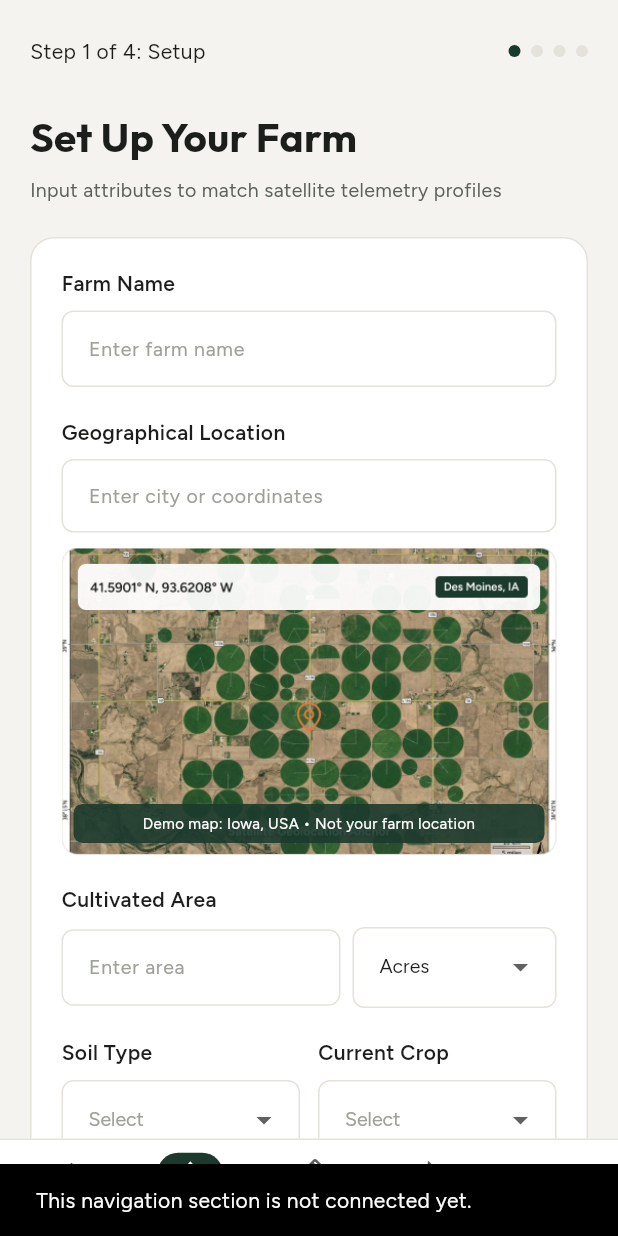
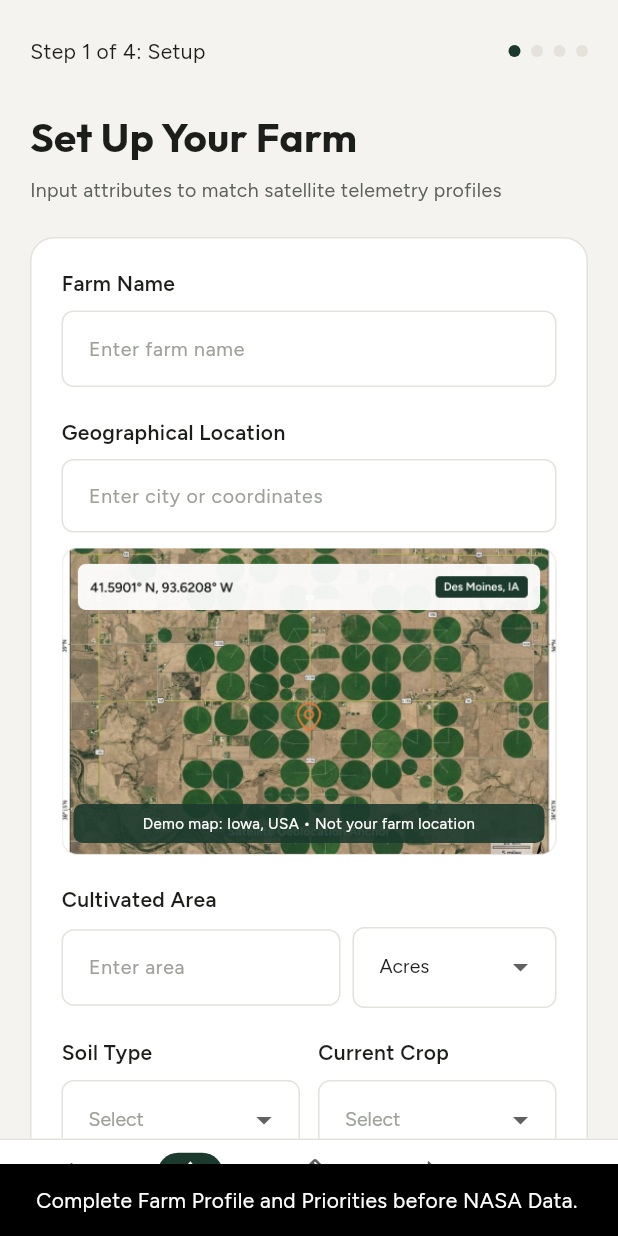
Before and after one commit to aliaaAbdelwhab-coder/Adapting-Farms-with-NASA-Data, a Flutter app: the FarmSetupScreen screen opened by its route, item 3 of the bottom bar chosen, on a phone screen of 412 x 824 dp. Run offline on Flutter 3.47's test engine with Material 3 defaults, Android fonts, the phone set to English and light mode, and no system bars; our stand-ins replace dio, google_fonts; accounts and stored records are empty.

Commit message:
feat: integrate navigation and preserve farm session data

```diff
--- /dev/null
+++ b/frontend/lib/core/routing/app_navigation.dart
@@ -0,0 +1,70 @@
+import 'package:flutter/material.dart';
+
+import '../state/fieldshift_session.dart';
+import '../widgets/app_sidebar.dart';
+import 'app_router.dart';
+
+/// Navigation shared by AppShell, Rotation, What-If and Results Summary.
+/// Uses the latest in-memory farm inputs; blocks data-dependent screens when
+/// no completed farm setup is available instead of inventing context.
+class AppNavigation {
+  AppNavigation._();
+
+  static void go(BuildContext context, AppSidebarSection section) {
+    final session = FieldShiftSession.instance;
+    final navigator = Navigator.of(context);
+    switch (section) {
+      case AppSidebarSection.dashboard:
+        navigator.pushNamed(AppRouter.welcome);
+        return;
+      case AppSidebarSection.myFarm:
+        session.requestEdit();
+        navigator.pushNamed(AppRouter.farmSetup);
+        return;
+      case AppSidebarSection.nasaData:
+        if (session.farmProfile == null || session.farmPriorities == null) {
+          _notice(
+            context,
+            'Complete Farm Profile and Priorities before NASA Data.',
+          );
+          return;
+        }
+        navigator.pushNamed(
+          AppRouter.environment,
+          arguments: {
+            'farmProfile': session.farmProfile!,
+            'farmPriorities': session.farmPriorities!,
+          },
+        );
+        return;
+      case AppSidebarSection.rotationExplorer:
+        navigator.pushNamed(
+          AppRouter.rotationStrategy,
+          arguments: {
+            'farmProfile': session.farmProfile,
+            'farmPriorities': session.farmPriorities,
+          },
+        );
+        return;
+      case AppSidebarSection.whatIf:
+        navigator.pushNamed(
+          AppRouter.whatIf,
+          arguments: {
+            'farmProfile': session.farmProfile,
+            'farmPriorities': session.farmPriorities,
+            'scenario': session.scenario,
+          },
+        );
+        return;
+      case AppSidebarSection.savedScenarios:
+        _notice(context, 'No saved scenarios yet. Saving is not connected.');
+        return;
+    }
+  }
+
+  static void _notice(BuildContext context, String message) {
+    ScaffoldMessenger.of(context)
+      ..hideCurrentSnackBar()
+      ..showSnackBar(SnackBar(content: Text(message)));
+  }
+}
--- a/frontend/lib/core/routing/app_router.dart
+++ b/frontend/lib/core/routing/app_router.dart
@@ -1,4 +1,6 @@
 import 'package:flutter/material.dart';
+
+import '../state/fieldshift_session.dart';
 
 import '../../features/enviroment/presentation/screens/environment_screen.dart'
     show EnvironmentScreen;
@@ -12,6 +14,7 @@ import '../../features/what_if/presentation/screens/what_if_screen.dart';
 import '../../features/crop_reference/presentation/screens/crop_reference_screen.dart';
 import '../../features/results/presentation/screens/results_summary_screen.dart';
 import '../../features/results/data/models/strategy_summary_model.dart';
+import '../../features/what_if/data/models/what_if_scenario_model.dart';
 
 class AppRouter {
   AppRouter._();
@@ -26,6 +29,7 @@ class AppRouter {
   static const String resultsSummary = '/results-summary';
 
   static Route<dynamic> generateRoute(RouteSettings settings) {
+    final session = FieldShiftSession.instance;
     switch (settings.name) {
       case welcome:
         return MaterialPageRoute(
@@ -39,6 +43,7 @@ class AppRouter {
         );
       case priorities:
         final farmProfile = settings.arguments as FarmProfileModel;
+        session.setFarmProfile(farmProfile);
         return MaterialPageRoute(
           builder: (_) => PrioritiesScreen(farmProfile: farmProfile),
           settings: settings,
@@ -48,6 +53,8 @@ class AppRouter {
         final farmProfile = arguments['farmProfile'] as FarmProfileModel;
         final farmPriorities =
             arguments['farmPriorities'] as FarmPrioritiesModel;
+        session.farmProfile = farmProfile;
+        session.setFarmPriorities(farmPriorities);
         return MaterialPageRoute(
           builder: (_) => EnvironmentScreen(
             farmProfile: farmProfile,
@@ -57,12 +64,22 @@ class AppRouter {
         );
       case rotationStrategy:
         final args = settings.arguments;
-        final profile = args is Map<String, dynamic>
+        final profileArg = args is Map<String, dynamic>
             ? args['farmProfile']
             : null;
-        final priorities = args is Map<String, dynamic>
+        final priorityArg = args is Map<String, dynamic>
             ? args['farmPriorities']
             : null;
+        final profile = profileArg is FarmProfileModel
+            ? profileArg
+            : session.farmProfile;
+        final priorities = priorityArg is FarmPrioritiesModel
+            ? priorityArg
+            : session.farmPriorities;
+        if (profile is FarmProfileModel) session.farmProfile = profile;
+        if (priorities is FarmPrioritiesModel) {
+          session.farmPriorities = priorities;
+        }
         return MaterialPageRoute(
           builder: (_) => RotationStrategyScreen(
             farmProfile: profile is FarmProfileModel ? profile : null,
@@ -80,26 +97,31 @@ class AppRouter {
         );
       case whatIf:
         final args = settings.arguments;
-        final farmName = args is Map<String, dynamic> ? args['farmName'] : null;
-        final farmLocation = args is Map<String, dynamic>
-            ? args['farmLocation']
-            : null;
+        final data = args is Map<String, dynamic> ? args : <String, dynamic>{};
+        final profile = data['farmProfile'] is FarmProfileModel
+            ? data['farmProfile'] as FarmProfileModel
+            : session.farmProfile;
+        final priorities = data['farmPriorities'] is FarmPrioritiesModel
+            ? data['farmPriorities'] as FarmPrioritiesModel
+            : session.farmPriorities;
+        final initial = data['scenario'] is WhatIfScenarioModel
+            ? data['scenario'] as WhatIfScenarioModel
+            : session.scenario ?? const WhatIfScenarioModel();
         return MaterialPageRoute(
           builder: (_) => WhatIfScreen(
-            farmProfile:
-                args is Map<String, dynamic> &&
-                    args['farmProfile'] is FarmProfileModel
-                ? args['farmProfile'] as FarmProfileModel
-                : null,
-            farmPriorities:
-                args is Map<String, dynamic> &&
-                    args['farmPriorities'] is FarmPrioritiesModel
-                ? args['farmPriorities'] as FarmPrioritiesModel
-                : null,
-            farmName: farmName is String ? farmName : 'Your Farm',
-            farmLocation: farmLocation is String
-                ? farmLocation
-                : 'Location not set',
+            farmProfile: profile,
+            farmPriorities: priorities,
+            farmName:
+                profile?.farmName ??
+                (data['farmName'] is String
+                    ? data['farmName'] as String
+                    : 'Your Farm'),
+            farmLocation:
+                profile?.location ??
+                (data['farmLocation'] is String
+                    ? data['farmLocation'] as String
+                    : 'Location not set'),
+            initialScenario: initial,
           ),
           settings: settings,
         );
@@ -111,20 +133,27 @@ class AppRouter {
             : null;
         return MaterialPageRoute(
           builder: (_) => CropReferenceScreen(
-            farmName: farmName is String ? farmName : 'Your Farm',
+            farmName: farmName is String
+                ? farmName
+                : session.farmProfile?.farmName ?? 'Your Farm',
             farmLocation: farmLocation is String
                 ? farmLocation
-                : 'Location not set',
+                : session.farmProfile?.location ?? 'Location not set',
           ),
           settings: settings,
         );
       case resultsSummary:
+        final incoming = settings.arguments;
+        final data = incoming is Map<String, dynamic>
+            ? Map<String, dynamic>.from(incoming)
+            : <String, dynamic>{};
+        data.putIfAbsent('farmProfile', () => session.farmProfile);
+        data.putIfAbsent('farmPriorities', () => session.farmPriorities);
+        data.putIfAbsent('scenario', () => session.scenario);
+        final summary = StrategySummaryModel.fromRouteArguments(data);
+        if (summary.scenario != null) session.scenario = summary.scenario;
         return MaterialPageRoute(
-          builder: (_) => ResultsSummaryScreen(
-            summary: StrategySummaryModel.fromRouteArguments(
-              settings.arguments,
-            ),
-          ),
+          builder: (_) => ResultsSummaryScreen(summary: summary),
           settings: settings,
         );
       default:
--- /dev/null
+++ b/frontend/lib/core/state/fieldshift_session.dart
@@ -0,0 +1,45 @@
+import '../../features/farm/data/models/farm_profile_model.dart';
+import '../../features/farm/data/models/farm_priorities_model.dart';
+import '../../features/what_if/data/models/what_if_scenario_model.dart';
+
+/// Current in-memory editing context ONLY. Nothing is saved on disk or sent
+/// to a server. A browser refresh/app restart resets these inputs.
+class FieldShiftSession {
+  FieldShiftSession._();
+
+  static final FieldShiftSession instance = FieldShiftSession._();
+
+  FarmProfileModel? farmProfile;
+  FarmPrioritiesModel? farmPriorities;
+  WhatIfScenarioModel? scenario;
+  bool _editRequested = false;
+
+  void setFarmProfile(FarmProfileModel profile) {
+    farmProfile = profile;
+    // Changing farms invalidates the previous farm's priorities/scenario.
+    farmPriorities = null;
+    scenario = null;
+    _editRequested = false;
+  }
+
+  void setFarmPriorities(FarmPrioritiesModel priorities) {
+    farmPriorities = priorities;
+    scenario = null;
+  }
+
+  void requestEdit() => _editRequested = true;
+
+  /// Prefill only for an explicit Edit action, not for a new-farm flow.
+  FarmProfileModel? takeEditProfile() {
+    final profile = _editRequested ? farmProfile : null;
+    _editRequested = false;
+    return profile;
+  }
+
+  void reset() {
+    farmProfile = null;
+    farmPriorities = null;
+    scenario = null;
+    _editRequested = false;
+  }
+}
--- a/frontend/lib/features/farm/data/models/farm_profile_model.dart
+++ b/frontend/lib/features/farm/data/models/farm_profile_model.dart
@@ -6,6 +6,7 @@ class FarmProfileModel {
     required this.soilType,
     required this.currentCrop,
     required this.waterSource,
+    this.areaUnit = 'Acres',
   });
 
   final String farmName;
@@ -15,6 +16,13 @@ class FarmProfileModel {
   final String currentCrop;
   final String waterSource;
 
+  /// Original input unit; cultivatedArea remains normalized to acres.
+  final String areaUnit;
+
+  double get displayArea => areaUnit == 'Hectares'
+      ? cultivatedArea / 2.471053814671653
+      : cultivatedArea;
+
   Map<String, dynamic> toJson() {
     return {
       'farmName': farmName,
@@ -23,6 +31,7 @@ class FarmProfileModel {
       'soilType': soilType,
       'currentCrop': currentCrop,
       'waterSource': waterSource,
+      'areaUnit': areaUnit,
     };
   }
 
@@ -34,6 +43,7 @@ class FarmProfileModel {
       soilType: json['soilType'] as String,
       currentCrop: json['currentCrop'] as String,
       waterSource: json['waterSource'] as String,
+      areaUnit: json['areaUnit'] == 'Hectares' ? 'Hectares' : 'Acres',
     );
   }
 }
--- a/frontend/lib/features/farm/presentation/widgets/farm_profile_form.dart
+++ b/frontend/lib/features/farm/presentation/widgets/farm_profile_form.dart
@@ -3,6 +3,7 @@ import 'package:flutter/services.dart';
 import 'package:google_fonts/google_fonts.dart';
 
 import '../../../../core/routing/app_router.dart';
+import '../../../../core/state/fieldshift_session.dart';
 import '../../../../core/theme/app_colors.dart';
 import '../../data/models/farm_profile_model.dart';
 
@@ -28,6 +29,29 @@ class _FarmProfileFormState extends State<FarmProfileForm> {
   static const _soilTypes = ['Loam', 'Clay', 'Sandy Loam'];
   static const _crops = ['Corn', 'Wheat', 'Soybean', 'Rice'];
   static const _waterSources = ['Irrigated', 'Rain-fed', 'Mixed'];
+
+  @override
+  void initState() {
+    super.initState();
+    final previous = FieldShiftSession.instance.takeEditProfile();
+    if (previous == null) return;
+    _farmNameController.text = previous.farmName;
+    _locationController.text = previous.location;
+    _areaUnit = previous.areaUnit;
+    final amount = previous.displayArea;
+    _cultivatedAreaController.text = amount.toStringAsFixed(
+      amount == amount.roundToDouble() ? 0 : 2,
+    );
+    _selectedSoilType = _soilTypes.contains(previous.soilType)
+        ? previous.soilType
+        : null;
+    _selectedCrop = _crops.contains(previous.currentCrop)
+        ? previous.currentCrop
+        : null;
+    _selectedWaterSource = _waterSources.contains(previous.waterSource)
+        ? previous.waterSource
+        : null;
+  }
 
   @override
   void dispose() {
@@ -625,6 +649,7 @@ class _FarmProfileFormState extends State<FarmProfileForm> {
       soilType: _selectedSoilType!,
       currentCrop: _selectedCrop!,
       waterSource: _selectedWaterSource!,
+      areaUnit: _areaUnit,
     );
 
     Navigator.pushNamed(context, AppRouter.priorities, arguments: farmProfile);
--- a/frontend/lib/features/results/data/models/strategy_summary_model.dart
+++ b/frontend/lib/features/results/data/models/strategy_summary_model.dart
@@ -9,6 +9,7 @@ class StrategySummaryModel {
     required this.farmName,
     required this.farmLocation,
     this.cultivatedArea,
+    this.areaUnit = 'Acres',
     this.soilType,
     this.currentCrop,
     this.farmPriorities,
@@ -18,6 +19,15 @@ class StrategySummaryModel {
   final String farmName;
   final String farmLocation;
   final double? cultivatedArea;
+
+  /// Original area unit; area value is stored as normalized acres.
+  final String areaUnit;
+
+  double? get displayArea => cultivatedArea == null
+      ? null
+      : areaUnit == 'Hectares'
+      ? cultivatedArea! / 2.471053814671653
+      : cultivatedArea;
   final String? soilType;
   final String? currentCrop;
   final FarmPrioritiesModel? farmPriorities;
@@ -48,6 +58,7 @@ class StrategySummaryModel {
               ? args['farmLocation'] as String
               : 'Location not set'),
       cultivatedArea: p?.cultivatedArea,
+      areaUnit: p?.areaUnit ?? 'Acres',
       soilType: p?.soilType,
       currentCrop: p?.currentCrop,
       farmPriorities: priorities is FarmPrioritiesModel ? priorities : null,
@@ -59,6 +70,7 @@ class StrategySummaryModel {
     'farmName': farmName,
     'farmLocation': farmLocation,
     'cultivatedArea': cultivatedArea,
+    'areaUnit': areaUnit,
     'soilType': soilType,
     'currentCrop': currentCrop,
     'farmPriorities': farmPriorities?.toJson(),
@@ -72,6 +84,7 @@ class StrategySummaryModel {
       farmName: json['farmName'] as String,
       farmLocation: json['farmLocation'] as String,
       cultivatedArea: (json['cultivatedArea'] as num?)?.toDouble(),
+      areaUnit: json['areaUnit'] == 'Hectares' ? 'Hectares' : 'Acres',
       soilType: json['soilType'] as String?,
       currentCrop: json['currentCrop'] as String?,
       farmPriorities: priorities is Map<String, dynamic>
```
Also changed, not shown: frontend/lib/core/widgets/app_shell.dart (+10 -9 lines), frontend/lib/features/farm/presentation/screens/rotation_strategy_screen.dart (+2 -10 lines), frontend/lib/features/results/presentation/screens/results_summary_screen.dart (+9 -11 lines), frontend/lib/features/what_if/presentation/screens/what_if_screen.dart (+23 -31 lines), 1 other file.
